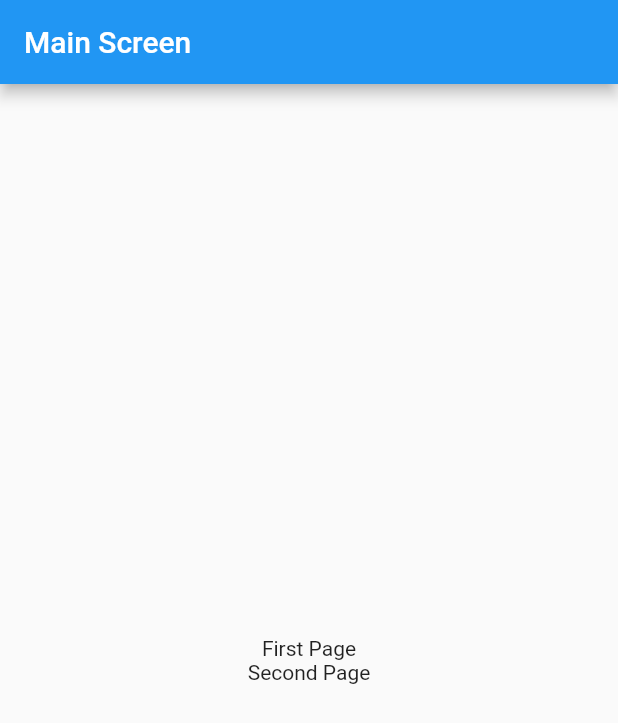
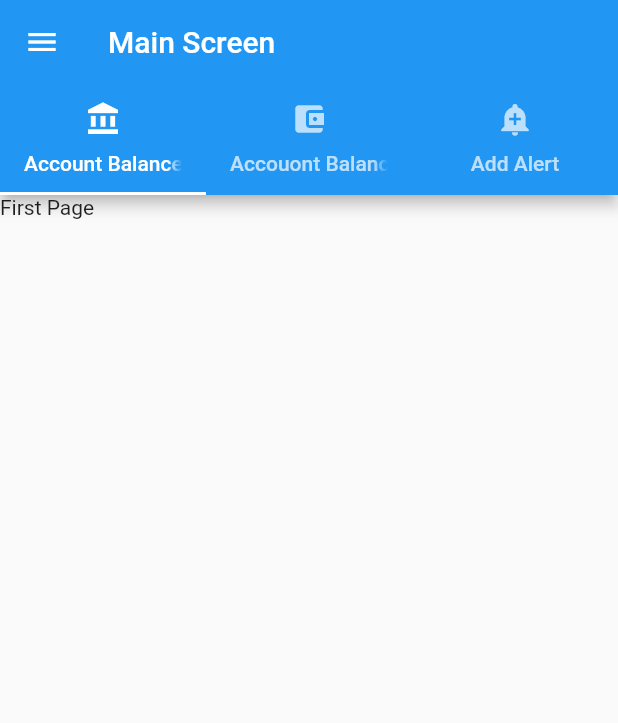
Before and after one commit to M7MMAD-OMAR/second-project-Flutter, a Flutter app: the screen it shows after launch, on a phone screen of 412 x 824 dp. Shown: the top 723 px of the screen. Run offline on Flutter 3.47's test engine with Material 2 defaults, Android fonts, the phone set to English and light mode, and no system bars.

Commit message:
add tab bar and icon

```diff
--- a/lib/main.dart
+++ b/lib/main.dart
@@ -13,9 +13,6 @@ class MyApp extends StatelessWidget {
     return MaterialApp(
       debugShowCheckedModeBanner: false,
       home: MyHomePage(),
-      routes: {
-        'pageOne' : (context) => Page1(),
-      },
     );
   }
 }
@@ -30,37 +27,44 @@ class MyHomePage extends StatefulWidget {
 class _MyHomePageState extends State<MyHomePage> {
   @override
   Widget build(BuildContext context) {
-    return Scaffold(
-      appBar: AppBar(
-        title: const Text("Main Screen"),
-      ),
-      body: Container(
-        alignment: Alignment.center,
-        child: Column(
-          mainAxisAlignment: MainAxisAlignment.center,
+    return DefaultTabController(
+      length: 3,
+      child: Scaffold(
+        drawerScrimColor: Colors.grey.withOpacity(0.8),
+        drawer: Drawer(
+          child: ListView(
+            children: [
+              ListTile(
+                title: Text(
+                  "Person Name",
+                  style: TextStyle(fontSize: 18),
+                ),
+                subtitle: Text("Hi I'm sub title"),
+                trailing: Icon(Icons.person),
+              )
+            ],
+          ),
+        ),
+        appBar: AppBar(
+          title: const Text("Main Screen"),
+          bottom: TabBar(
+            tabs: <Widget> [
+              Tab(icon: Icon(Icons.account_balance),text: "Account Balance",
+             ),
+              Tab(icon: Icon(Icons.account_balance_wallet), text: "Accouont Balance Wallet",
+             ),
+              Tab(icon: Icon(Icons.add_alert), text: "Add Alert",
+              ),
+            ],
+          ),
+        ),
+        body: TabBarView(
           children: [
-            InkWell(
-              child: Text("First Page"),
-              onTap: () {
-                Navigator.of(context).pushNamed(
-                  'pageOne',
-                  arguments: {
-                    'age': 33,
-                    'name': 'ali',
-                  }
-                );
-              },
-            ),
-            InkWell(
-              child: Text("Second Page"),
-              onTap: (){
-                Navigator.of(context).push(
-                    MaterialPageRoute(builder: (context) => Page2())
-                );
-              },
-            ),
+            Text("First Page"),
+            Text("Second Page"),
+            Page1(),
           ],
-        ),
+        )
       ),
     );
   }
```
Also changed, not shown: lib/Page1.dart (+1 -16 lines).
